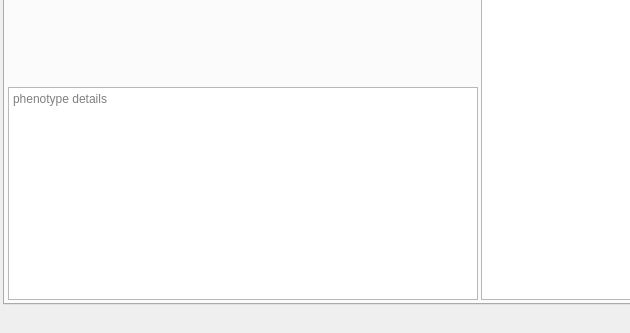
First picture: the form in src/GSvar/PhenoToGenesDialog.ui, repository imgag/ngs-bits, before the edit; both pictures show x 0 to 630 and y 392 to 725 of the 959 by 725 pixel window.
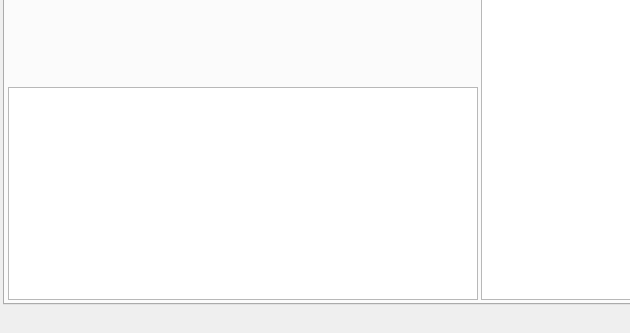
Second picture: the form after the edit. Icons and pictures are not drawn. Custom widgets are drawn as their Qt base class.

Commit message: GSvar: added gene selector dialog and minor layout changes.

```diff
--- a/src/GSvar/PhenoToGenesDialog.ui
+++ b/src/GSvar/PhenoToGenesDialog.ui
@@ -78,12 +78,6 @@
          </item>
          <item>
           <widget class="QTextEdit" name="pheno_details">
-           <property name="readOnly">
-            <bool>true</bool>
-           </property>
-           <property name="placeholderText">
-            <string>phenotype details</string>
-           </property>
           </widget>
          </item>
         </layout>
```
The commit also changes 17 other files.
